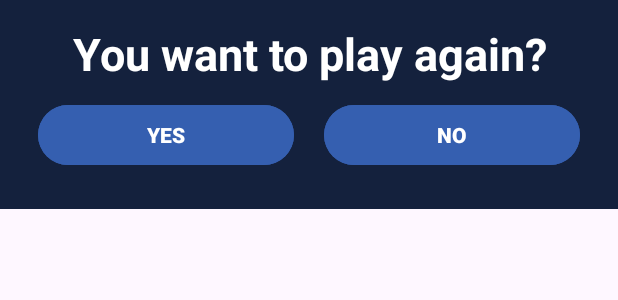
After one commit to AdamDawi/Higher-or-Lower-Game, an Android app: the layout custom_end_game_dialog.xml on its own in the app's theme, with its tools: preview values and no code run, on a phone screen of 412 x 824 dp. The commit adds this screen. Shown: the top 300 px of the screen. Run offline under Robolectric (Android 15) with nearby library versions, the phone set to English and light mode, and no system bars.

Commit message:
end dialog, clean animation code

```diff
--- /dev/null
+++ b/app/src/main/res/layout/custom_end_game_dialog.xml
@@ -0,0 +1,49 @@
+<?xml version="1.0" encoding="utf-8"?>
+<LinearLayout xmlns:android="http://schemas.android.com/apk/res/android"
+    android:layout_width="match_parent"
+    android:layout_height="wrap_content"
+    android:background="@color/bgColor"
+    android:orientation="vertical"
+    android:padding="15dp">
+
+    <TextView
+        android:layout_width="match_parent"
+        android:layout_height="wrap_content"
+        android:text="You want to play again?"
+        android:textSize="30sp"
+        android:layout_gravity="center"
+        android:gravity="center"
+        android:textColor="@color/white"
+        android:textStyle="bold" />
+
+    <LinearLayout
+        android:layout_width="match_parent"
+        android:layout_height="wrap_content"
+        android:orientation="horizontal"
+        android:padding="10dp">
+
+        <Button
+            android:id="@+id/btnYes"
+            android:layout_width="match_parent"
+            android:layout_height="wrap_content"
+            android:text="@string/yes"
+            android:textStyle="bold"
+            android:textColor="@color/white"
+            android:backgroundTint="@color/blue"
+            android:layout_weight="1"
+            android:layout_marginEnd="10dp"/>
+
+        <Button
+            android:id="@+id/btnNo"
+            android:layout_width="match_parent"
+            android:layout_height="wrap_content"
+            android:text="@string/no"
+            android:textStyle="bold"
+            android:textColor="@color/white"
+            android:backgroundTint="@color/blue"
+            android:layout_weight="1"
+            android:layout_marginStart="10dp"/>
+    </LinearLayout>
+
+
+</LinearLayout>
--- a/app/src/main/res/values/strings.xml
+++ b/app/src/main/res/values/strings.xml
@@ -5,7 +5,9 @@
     <string name="higher">HIGHER</string>
     <string name="start">START</string>
     <string name="population">population</string>
-    <string name="please_wait">Please wait...</string>
+    <string name="please_wait">Please wait…</string>
     <string name="score">Score:</string>
     <string name="_0">0</string>
+    <string name="no">NO</string>
+    <string name="yes">YES</string>
 </resources>
```
Also changed, not shown: app/src/main/java/com/example/myapplication/Constants.kt (+6 -2 lines), app/src/main/java/com/example/myapplication/GameActivity.kt (+88 -51 lines), app/src/main/java/com/example/myapplication/MainActivity.kt (+4 -4 lines), app/src/main/java/com/example/myapplication/SlideAnimation.kt (renamed from app/src/main/java/com/example/myapplication/SlideAnim.kt, +2 -5 lines).
